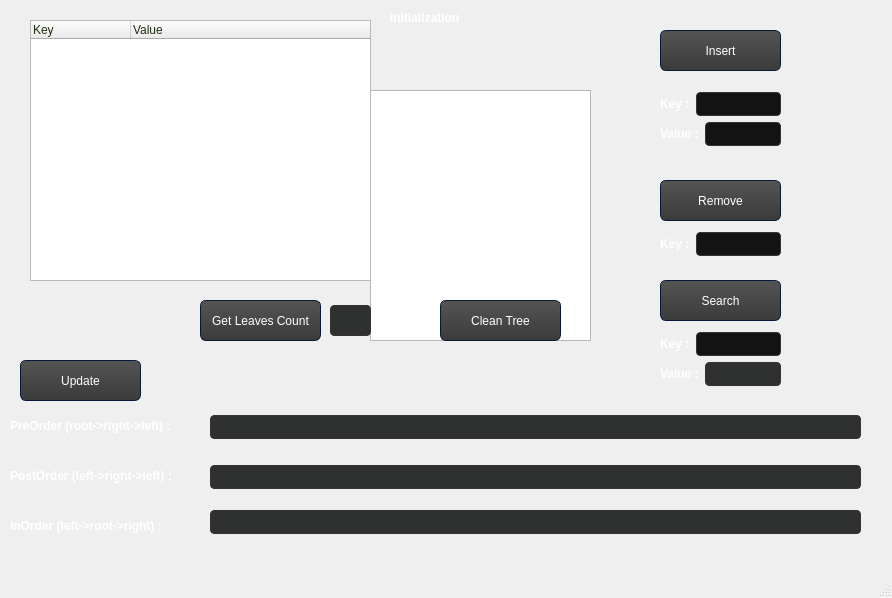
First picture: the form in LAB_6/Lab6/mainwindow.ui, repository kremenevskiy/CPP-Qt-programming-Sem2-2020, before the edit.
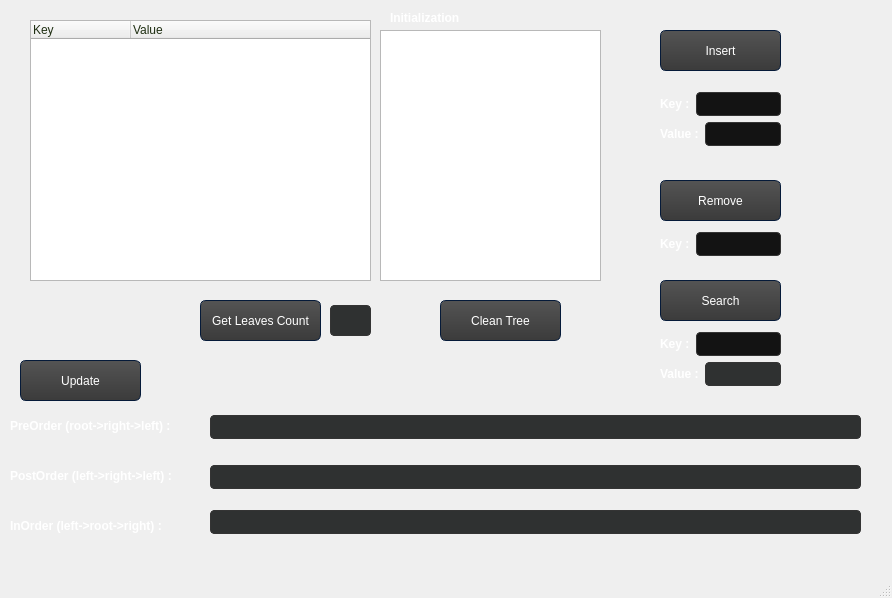
Second picture: the form after the edit. Icons and pictures are not drawn.

Commit message: Fixed search displaying

Diff of the .ui file:
```diff
--- a/LAB_6/Lab6/mainwindow.ui
+++ b/LAB_6/Lab6/mainwindow.ui
@@ -258,8 +258,8 @@
    <widget class="QTableView" name="tableView">
     <property name="geometry">
      <rect>
-      <x>370</x>
-      <y>90</y>
+      <x>380</x>
+      <y>30</y>
       <width>221</width>
       <height>251</height>
      </rect>
```
The commit also changes 1 other file.
